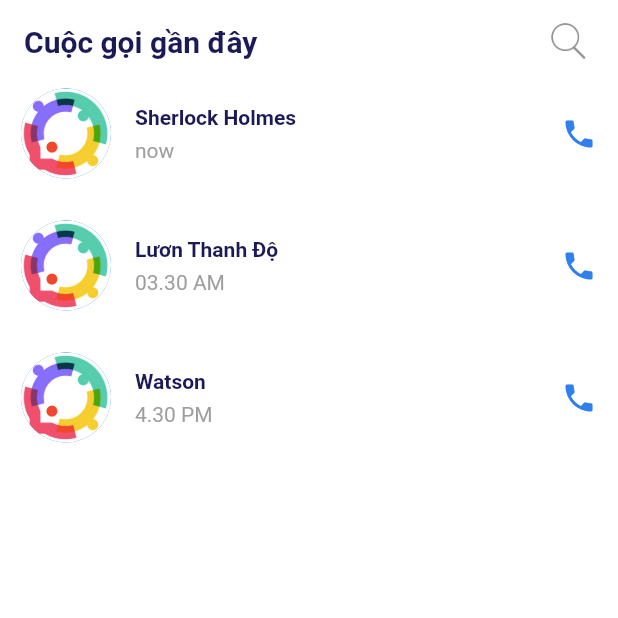
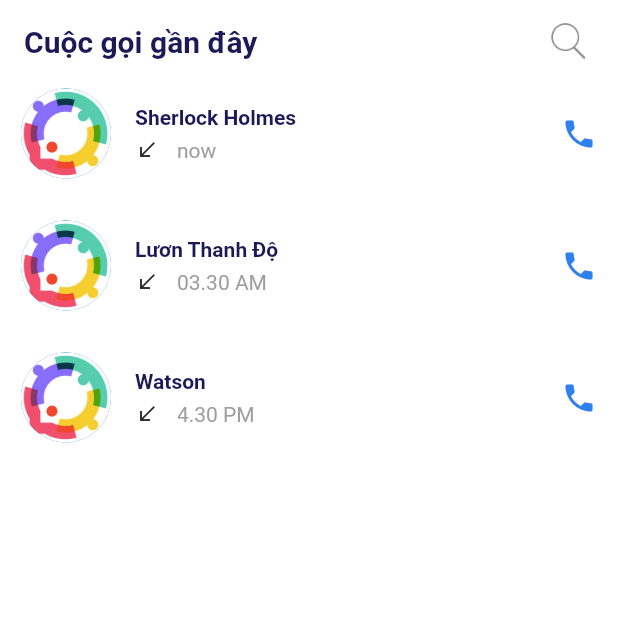
Before and after one commit to tuanpham5024/Chats, a Flutter app: the CallScreen screen opened directly, on a phone screen of 412 x 824 dp, the top half of it. Run offline on Flutter 3.47's test engine with Material 2 defaults, Android fonts, the phone set to English and light mode, and no system bars.

Commit message:
Add info calls

```diff
--- a/lib/models/call_users.dart
+++ b/lib/models/call_users.dart
@@ -1,12 +1,16 @@
+import 'package:chats/screens/home/calls/call_screen.dart';
 import 'package:flutter/material.dart';
 
 class CallUsers {
   String text;
   String image;
   String time;
+  CallType type;
 
   CallUsers(
       {@required this.text,
         @required this.image,
-        @required this.time});
+        @required this.time,
+        @required this.type,
+      });
 }
--- a/lib/screens/home/calls/call.dart
+++ b/lib/screens/home/calls/call.dart
@@ -1,4 +1,5 @@
 import 'package:chats/config/constants.dart';
+import 'package:chats/screens/home/calls/call_screen.dart';
 import 'package:flutter/material.dart';
 
 // ignore: must_be_immutable
@@ -6,9 +7,10 @@ class CallUsersList extends StatefulWidget {
   String text;
   String image;
   String time;
+  CallType type;
 
   CallUsersList(
-      {@required this.text, @required this.image, @required this.time});
+      {@required this.text, @required this.image, @required this.time, @required this.type});
 
   @override
   _CallUsersListState createState() => _CallUsersListState();
@@ -39,11 +41,22 @@ class _CallUsersListState extends State<CallUsersList> {
                       SizedBox(
                         height: 6,
                       ),
-                      Text(
-                        widget.time,
-                        style: TextStyle(
-                            fontSize: 14, color: Colors.grey.shade500),
-                      ),
+                      Row(
+                        children: <Widget>[
+                          Container(
+                            child: Icon(
+                              // ignore: unrelated_type_equality_checks
+                              widget.type == "IncomingCall" ? Icons.call_made : Icons.call_received, size: 16,
+                            ),
+                          ),
+                          SizedBox(width: 12,),
+                          Text(
+                            widget.time,
+                            style: TextStyle(
+                                fontSize: 14, color: Colors.grey.shade500),
+                          ),
+                        ],
+                      )
                     ],
                   ),
                 ),
--- a/lib/screens/home/calls/call_screen.dart
+++ b/lib/screens/home/calls/call_screen.dart
@@ -2,6 +2,13 @@ import 'package:chats/components/custom_appbar.dart';
 import 'package:chats/models/call_users.dart';
 import 'package:chats/screens/home/calls/call.dart';
 import 'package:flutter/material.dart';
+
+
+enum CallType {
+  IncomingCall,
+  CallAway,
+}
+
 
 class CallScreen extends StatefulWidget {
   @override
@@ -12,11 +19,11 @@ class _CallScreenState extends State<CallScreen> {
 
   List<CallUsers> callUsers = [
     CallUsers(
-        text: "Sherlock Holmes", image: "assets/images/logo.png", time: "now"),
+        text: "Sherlock Holmes", image: "assets/images/logo.png", time: "now", type: CallType.IncomingCall),
     CallUsers(
-        text: "Lươn Thanh Độ", image: "assets/images/logo.png", time: "03.30 AM"),
+        text: "Lươn Thanh Độ", image: "assets/images/logo.png", time: "03.30 AM", type: CallType.CallAway),
     CallUsers(
-        text: "Watson", image: "assets/images/logo.png", time: "4.30 PM"),
+        text: "Watson", image: "assets/images/logo.png", time: "4.30 PM", type: CallType.IncomingCall),
   ];
 
   @override
@@ -36,7 +43,7 @@ class _CallScreenState extends State<CallScreen> {
           shrinkWrap: true,
           physics: NeverScrollableScrollPhysics(),
           itemBuilder: (context, index) {
-            return CallUsersList(text: callUsers[index].text, image: callUsers[index].image, time: callUsers[index].time);
+            return CallUsersList(text: callUsers[index].text, image: callUsers[index].image, time: callUsers[index].time, type: callUsers[index].type,);
           },
         ),
         ],
```
